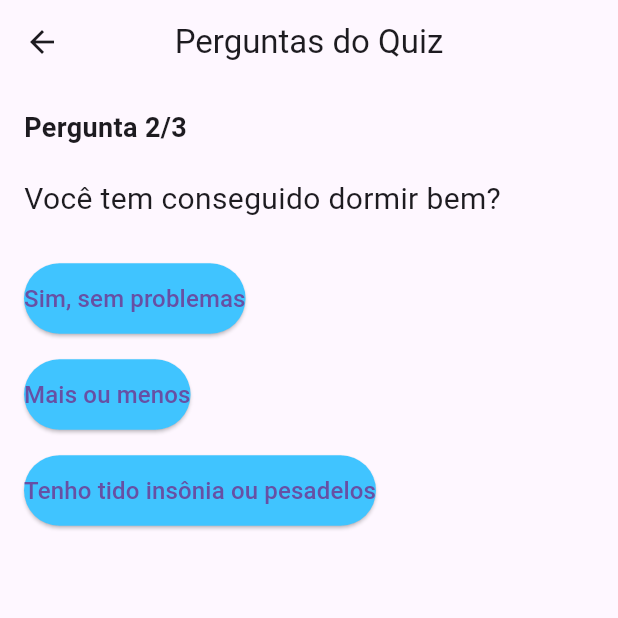
After one commit to RichardSilva12/serena_app, a Flutter app: the QuizQuestionsView screen opened by its route, after a tap on "Tranquilo(a)", on a phone screen of 412 x 824 dp, the top half of it. The commit adds this screen. Run offline on Flutter 3.47's test engine with Material 3 defaults, Android fonts, the light colour scheme and no system bars.

Commit message:
tela de quiz, respiracao

```diff
--- a/lib/core/footer.dart
+++ b/lib/core/footer.dart
@@ -18,9 +18,7 @@ class AppFooter extends StatelessWidget {
       case 2:
         Navigator.pushNamed(context, AppRoutes.meditation);
         break;
-      case 3:
-        Navigator.pushNamed(context, AppRoutes.sos);
-        break;
+
     }
   }
 
--- a/lib/core/routes.dart
+++ b/lib/core/routes.dart
@@ -1,30 +1,29 @@
 import 'package:flutter/material.dart';
 
+import '../views/breathing/respiracao.dart';
 import '../views/home/home_page.dart';
 import '../views/homeView/home_pricipal.dart';
 import '../views/meditation/home_meditation.dart';
-//import '../views/breathing/breathing_page.dart';
-//import '../views/sos/sos_page.dart';
-//import '../views/quiz/quiz_page.dart';
+import '../views/quiz/home_quiz.dart';
+import '../views/quiz/quiz_questions_view.dart';
 //import '../views/info/info_page.dart';
 
 class AppRoutes {
   static const String home = '/';
   static const String homeView = '/homeView';
   static const String meditation = '/meditation';
-  static const String meditationMusic = '/meditation_music';
   static const String breathing = '/breathing';
-  static const String sos = '/sos';
   static const String quiz = '/quiz';
   static const String info = '/info';
+  static const String quizQuestions = '/quizQuestions';
 
   static Map<String, WidgetBuilder> routes = {
     home: (context) => HomePage(),
     homeView: (context) => HomeView(),
     meditation: (context) => MeditationView(),
-    //breathing: (context) => BreathingPage(),
-    //sos: (context) => SosPage(),
-    //quiz: (context) => QuizPage(),
+    breathing: (context) => RespiracaoView(),
+    quiz: (context) => QuizIntroView(),
+    quizQuestions: (context) => QuizQuestionsView(),
     //info: (context) => InfoPage(),
   };
 }
--- a/lib/views/meditation/home_meditation.dart
+++ b/lib/views/meditation/home_meditation.dart
@@ -16,6 +16,7 @@ class MeditationViewState extends State<MeditationView> {
   Widget build(BuildContext context) {
     return Scaffold(
       appBar: AppBar(
+        backgroundColor: const Color(0xFFFEF7D5),
         title: const Text('Meditação', style: TextStyle(fontSize: 24, fontWeight: FontWeight.bold)),
         centerTitle: true,
         leading: IconButton(
--- /dev/null
+++ b/lib/views/quiz/quiz_questions_view.dart
@@ -0,0 +1,167 @@
+import 'package:flutter/material.dart';
+
+class QuizQuestionsView extends StatefulWidget {
+  const QuizQuestionsView({super.key});
+
+  @override
+  State<QuizQuestionsView> createState() => _QuizQuestionsViewState();
+}
+
+class _QuizQuestionsViewState extends State<QuizQuestionsView> {
+  int _currentQuestionIndex = 0;
+  int _score = 0;
+
+  final List<Map<String, dynamic>> _questions = [
+    {
+      'question': 'Como você se sente hoje?',
+      'options': [
+        {'text': 'Tranquilo(a)', 'value': 0},
+        {'text': 'Ansioso(a)', 'value': 1},
+        {'text': 'Sobrecarregado(a)', 'value': 2},
+      ]
+    },
+    {
+      'question': 'Você tem conseguido dormir bem?',
+      'options': [
+        {'text': 'Sim, sem problemas', 'value': 0},
+        {'text': 'Mais ou menos', 'value': 1},
+        {'text': 'Tenho tido insônia ou pesadelos', 'value': 2},
+      ]
+    },
+    {
+      'question': 'Tem sentido dificuldade para respirar ou palpitações?',
+      'options': [
+        {'text': 'Não', 'value': 0},
+        {'text': 'Às vezes', 'value': 1},
+        {'text': 'Com frequência', 'value': 2},
+      ]
+    },
+  ];
+
+  void _answerQuestion(int value) {
+    setState(() {
+      _score += value;
+      _currentQuestionIndex++;
+    });
+
+    if (_currentQuestionIndex >= _questions.length) {
+      _showResult();
+    }
+  }
+
+  void _showResult() {
+    Navigator.pushReplacement(
+      context,
+      MaterialPageRoute(
+        builder: (context) {
+          if (_score <= 2) {
+            return _buildResultScreen(
+              'Você está bem!',
+              'Que ótimo! Continue mantendo sua mente tranquila. Que tal uma meditação para manter o equilíbrio?',
+              'Começar Meditação',
+              '/meditacao',
+            );
+          } else if (_score <= 4) {
+            return _buildResultScreen(
+              'Atenção!',
+              'Você está um pouco sobrecarregado(a). Vamos fazer um exercício de respiração e meditação guiada?',
+              'Começar Respiração',
+              '/respiracao',
+            );
+          } else {
+            return _buildResultScreen(
+              'Cuidado!',
+              'Seu nível emocional está crítico. Recomendamos buscar apoio profissional. Veja os contatos disponíveis.',
+              'Ver Contatos',
+              '/contatos',
+            );
+          }
+        },
+      ),
+    );
+  }
+
+  Widget _buildResultScreen(String title, String description, String buttonText, String route) {
+    return Scaffold(
+      appBar: AppBar(
+        title: const Text('Resultado'),
+        centerTitle: true,
+      ),
+      body: Padding(
+        padding: const EdgeInsets.all(24),
+        child: Column(
+          mainAxisAlignment: MainAxisAlignment.center,
+          children: [
+            Text(
+              title,
+              style: const TextStyle(fontSize: 28, fontWeight: FontWeight.bold),
+              textAlign: TextAlign.center,
+            ),
+            const SizedBox(height: 20),
+            Text(
+              description,
+              style: const TextStyle(fontSize: 18),
+              textAlign: TextAlign.center,
+            ),
+            const SizedBox(height: 40),
+            ElevatedButton(
+              style: ElevatedButton.styleFrom(
+                backgroundColor: Colors.orange,
+                padding: const EdgeInsets.symmetric(horizontal: 32, vertical: 16),
+              ),
+              onPressed: () => Navigator.pushNamed(context, route),
+              child: Text(buttonText, style: const TextStyle(fontSize: 18)),
+            ),
+          ],
+        ),
+      ),
+    );
+  }
+
+  @override
+  Widget build(BuildContext context) {
+    if (_currentQuestionIndex >= _questions.length) {
+      return const Center(child: CircularProgressIndicator());
+    }
+
+    final currentQuestion = _questions[_currentQuestionIndex];
+
+    return Scaffold(
+      appBar: AppBar(
+        title: const Text('Perguntas do Quiz'),
+        centerTitle: true,
+      ),
+      body: Padding(
+        padding: const EdgeInsets.all(16),
+        child: Column(
+          crossAxisAlignment: CrossAxisAlignment.start,
+          children: [
+            Text(
+              'Pergunta ${_currentQuestionIndex + 1}/${_questions.length}',
+              style: const TextStyle(fontSize: 18, fontWeight: FontWeight.bold),
+            ),
+            const SizedBox(height: 20),
+            Text(
+              currentQuestion['question'],
+              style: const TextStyle(fontSize: 20),
+            ),
+            const SizedBox(height: 20),
+            ...currentQuestion['options'].map<Widget>((option) {
+              return Padding(
+                padding: const EdgeInsets.symmetric(vertical: 8),
+                child: ElevatedButton(
+                  style: ElevatedButton.styleFrom(
+                    backgroundColor: Colors.lightBlueAccent,
+                    padding: const EdgeInsets.symmetric(vertical: 12),
+                  ),
+                  onPressed: () => _answerQuestion(option['value']),
+                  child: Text(option['text'], style: const TextStyle(fontSize: 16)),
+                ),
+              );
+            }).toList(),
+          ],
+        ),
+      ),
+    );
+  }
+}
--- a/pubspec.yaml
+++ b/pubspec.yaml
@@ -73,6 +73,11 @@ flutter:
     - lib/assets/icons/lua.png
     - lib/assets/music/relaxamento1.mp3
     - lib/assets/music/relaxamento2.mp3
+    - lib/assets/icons/respiracao_funda.png
+    - lib/assets/icons/contatos.png
+    - lib/assets/icons/emergencia.png
+    - lib/assets/icons/audio_calmante.png
+    - lib/assets/icons/dicas.png
 
 
   # The following line ensures that the Material Icons font is
```
Also changed, not shown: lib/views/breathing/respiracao.dart (added, +87 -0 lines), lib/views/homeView/home_pricipal.dart (+1 -20 lines), lib/views/quiz/home_quiz.dart (added, +73 -0 lines), lib/assets/icons/audio_calmante.png (added), lib/assets/icons/contatos.png (added), lib/assets/icons/dicas.png (added), lib/assets/icons/emergencia.png (added), lib/assets/icons/respiracao_funda.png (added), lib/views/info/home_info.dart (added).
